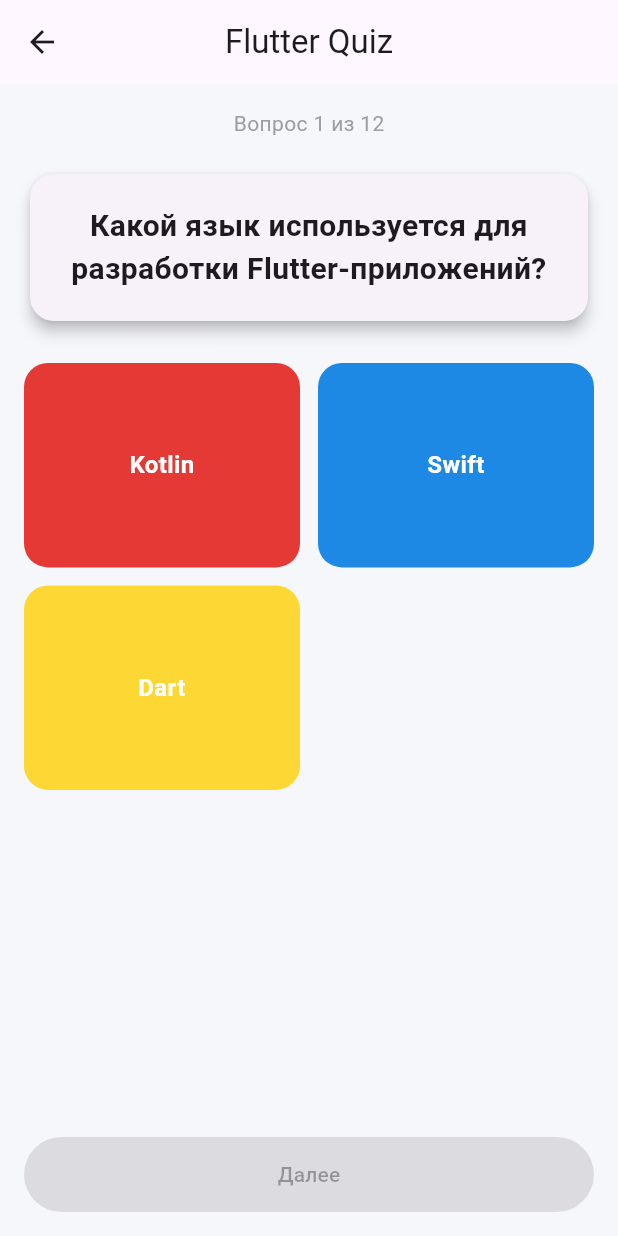
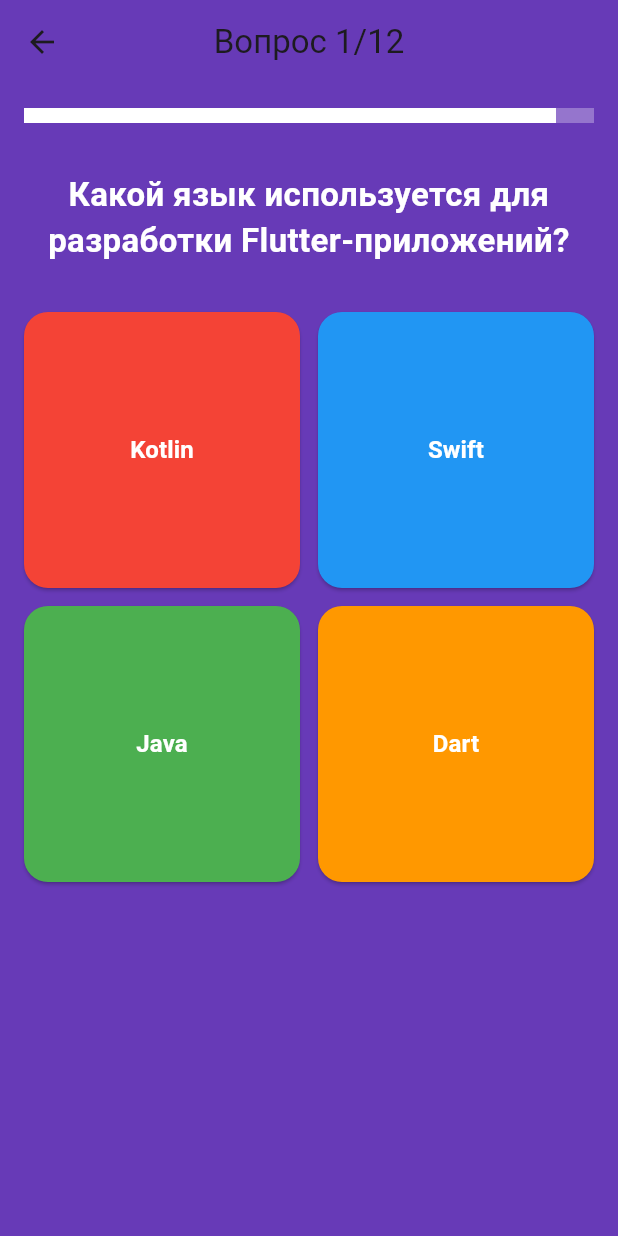
Before and after one commit to Eveyrn/QuizzFinalExam, a Flutter app: the QuizScreen screen opened directly, on a phone screen of 412 x 824 dp. Run offline on Flutter 3.47's test engine with Material 3 defaults, Android fonts, the phone set to English and light mode, and no system bars.

Commit message:
ALMOST DONE

```diff
--- /dev/null
+++ b/lib/models/quiz_history_item.dart
@@ -0,0 +1,22 @@
+class QuizHistoryItem {
+  final int correct;
+  final int total;
+  final DateTime date;
+
+  QuizHistoryItem({
+    required this.correct,
+    required this.total,
+    required this.date,
+  });
+
+  int get percentage {
+    if (total == 0) return 0;
+    return ((correct / total) * 100).round();
+  }
+
+  String get resultText {
+    if (percentage < 50) return 'Нужно подтянуть знания';
+    if (percentage < 80) return 'Хороший результат';
+    return 'Отлично!';
+  }
+}
--- a/lib/ui/screens/quiz_screen.dart
+++ b/lib/ui/screens/quiz_screen.dart
@@ -1,108 +1,125 @@
 import 'package:flutter/material.dart';
 import 'package:provider/provider.dart';
+
 import '../../viewmodels/quiz_viewmodel.dart';
+import '../../viewmodels/home_viewmodel.dart';
 import 'result_screen.dart';
 
 class QuizScreen extends StatelessWidget {
   const QuizScreen({super.key});
 
-  static const List<Color> answerColors = [
-    Color(0xFFE53935),
-    Color(0xFF1E88E5),
-    Color(0xFFFDD835),
-    Color(0xFF43A047),
-  ];
-
   @override
   Widget build(BuildContext context) {
-    return Consumer<QuizViewModel>(
-      builder: (context, vm, _) {
+    final vm = context.watch<QuizViewModel>();
+
     if (vm.isLoading) {
       return const Scaffold(
         body: Center(child: CircularProgressIndicator()),
       );
     }
 
-        /// ✅ ВАЖНО: если тест окончен — показываем результат
     if (vm.isFinished) {
-          return ResultScreen(viewModel: vm);
+      // СОХРАНЕНИЕ ИСТОРИИ ЗДЕСЬ — 100%
+      WidgetsBinding.instance.addPostFrameCallback((_) {
+        context.read<HomeViewModel>().addResult(
+          correct: vm.correct,
+          total: vm.total,
+          score: vm.score,
+        );
+      });
+
+      return ResultScreen(
+        correct: vm.correct,
+        total: vm.total,
+        score: vm.score,
+      );
     }
 
-        final question = vm.currentQuestion;
+    final q = vm.currentQuestion;
 
     return Scaffold(
-          backgroundColor: const Color(0xFFF6F7FB),
+      backgroundColor: Colors.deepPurple,
       appBar: AppBar(
+        backgroundColor: Colors.deepPurple,
+        elevation: 0,
+        title: Text('Вопрос ${vm.currentIndex + 1}/${vm.total}'),
         centerTitle: true,
-            title: const Text('Flutter Quiz'),
       ),
-          body: Padding(
+      body: Column(
+        children: [
+          // TIMER
+          Padding(
             padding: const EdgeInsets.all(16),
-            child: Column(
-              children: [
-                Text(
-                  'Вопрос ${vm.currentIndex + 1} из ${vm.total}',
-                  style: const TextStyle(color: Colors.grey),
+            child: LinearProgressIndicator(
+              value:
+              vm.secondsLeft / QuizViewModel.questionDuration,
+              minHeight: 10,
+              backgroundColor: Colors.deepPurple.shade300,
+              color: Colors.white,
             ),
-                const SizedBox(height: 20),
+          ),
 
-                Card(
-                  elevation: 4,
-                  shape: RoundedRectangleBorder(
-                    borderRadius: BorderRadius.circular(16),
-                  ),
-                  child: Padding(
-                    padding: const EdgeInsets.all(20),
+          Padding(
+            padding: const EdgeInsets.all(16),
             child: Text(
-                      question.question,
+              q.question,
               textAlign: TextAlign.center,
               style: const TextStyle(
-                        fontSize: 20,
-                        fontWeight: FontWeight.w600,
-                      ),
+                color: Colors.white,
+                fontSize: 22,
+                fontWeight: FontWeight.bold,
               ),
             ),
           ),
 
-                const SizedBox(height: 24),
-
           Expanded(
             child: GridView.builder(
-                    itemCount: question.answers.length,
+              padding: const EdgeInsets.all(16),
               gridDelegate:
               const SliverGridDelegateWithFixedCrossAxisCount(
                 crossAxisCount: 2,
                 mainAxisSpacing: 12,
                 crossAxisSpacing: 12,
-                      childAspectRatio: 1.35,
               ),
-                    itemBuilder: (context, index) {
-                      final isSelected = vm.selectedIndex == index;
+              itemCount: q.answers.length,
+              itemBuilder: (_, i) {
+                final a = q.answers[i];
+                final selected = vm.selectedIndex == i;
 
-                      return GestureDetector(
-                        onTap: () => vm.selectAnswer(index),
-                        child: AnimatedContainer(
-                          duration: const Duration(milliseconds: 200),
-                          decoration: BoxDecoration(
-                            color: answerColors[index],
+                Color color = [
+                  Colors.red,
+                  Colors.blue,
+                  Colors.green,
+                  Colors.orange
+                ][i % 4];
+
+                if (vm.hasSelected) {
+                  if (a.isCorrect) {
+                    color = Colors.green;
+                  } else if (selected) {
+                    color = Colors.red.shade900;
+                  } else {
+                    color = Colors.grey.shade700;
+                  }
+                }
+
+                return ElevatedButton(
+                  style: ElevatedButton.styleFrom(
+                    backgroundColor: color,
+                    shape: RoundedRectangleBorder(
                       borderRadius: BorderRadius.circular(16),
-                            border: isSelected
-                                ? Border.all(color: Colors.black, width: 3)
-                                : null,
                     ),
-                          child: Center(
-                            child: Padding(
-                              padding: const EdgeInsets.all(12),
+                  ),
+                  onPressed: vm.hasSelected
+                      ? null
+                      : () => vm.selectAnswer(i),
                   child: Text(
-                                question.answers[index].text,
+                    a.text,
                     textAlign: TextAlign.center,
                     style: const TextStyle(
-                                  color: Colors.white,
                       fontSize: 16,
                       fontWeight: FontWeight.bold,
-                                ),
-                              ),
-                            ),
+                      color: Colors.white,
                     ),
                   ),
                 );
@@ -110,20 +127,20 @@ class QuizScreen extends StatelessWidget {
             ),
           ),
 
-                SizedBox(
+          if (vm.hasSelected)
+            Padding(
+              padding: const EdgeInsets.all(16),
+              child: SizedBox(
                 width: double.infinity,
-                  height: 50,
+                height: 56,
                 child: ElevatedButton(
-                    onPressed:
-                    vm.hasSelected ? () => vm.nextQuestion() : null,
+                  onPressed: vm.nextQuestion,
                   child: const Text('Далее'),
+                ),
               ),
             ),
         ],
       ),
-          ),
-        );
-      },
     );
   }
 }
--- a/lib/viewmodels/home_viewmodel.dart
+++ b/lib/viewmodels/home_viewmodel.dart
@@ -1,14 +1,43 @@
 import 'package:flutter/material.dart';
 
+class QuizHistoryItem {
+  final DateTime date;
+  final int correct;
+  final int total;
+  final int score;
+
+  QuizHistoryItem({
+    required this.date,
+    required this.correct,
+    required this.total,
+    required this.score,
+  });
+
+  int get percent {
+    if (total == 0) return 0;
+    return ((correct / total) * 100).round();
+  }
+}
+
 class HomeViewModel extends ChangeNotifier {
-  String? _selectedTopic;
+  final List<QuizHistoryItem> _history = [];
 
-  String? get selectedTopic => _selectedTopic;
+  List<QuizHistoryItem> get history => List.unmodifiable(_history);
 
-  void selectTopic(String? topic) {
-    _selectedTopic = topic;
+  void addResult({
+    required int correct,
+    required int total,
+    required int score,
+  }) {
+    _history.insert(
+      0,
+      QuizHistoryItem(
+        date: DateTime.now(),
+        correct: correct,
+        total: total,
+        score: score,
+      ),
+    );
     notifyListeners();
   }
-
-  bool get canStartQuiz => _selectedTopic != null;
 }
--- a/lib/viewmodels/quiz_viewmodel.dart
+++ b/lib/viewmodels/quiz_viewmodel.dart
@@ -4,53 +4,46 @@ import '../data/question_repository.dart';
 import '../models/question.dart';
 
 class QuizViewModel extends ChangeNotifier {
-  final QuestionRepository _repository;
+  final QuestionRepository repository;
 
-  QuizViewModel(this._repository);
+  QuizViewModel(this.repository);
+
+  static const int questionDuration = 15;
 
   List<Question> _questions = [];
+  int _currentIndex = 0;
+  int _correct = 0;
+  int _score = 0;
+  int? _selectedIndex;
+
+  int _secondsLeft = questionDuration;
+  Timer? _timer;
+
   bool _isLoading = true;
 
-  int _currentIndex = 0;
-  int _correctAnswers = 0;
-  int _score = 0;
-  int? _selectedAnswer;
-
-  // ⏱ TIMER
-  final int questionDuration = 15;
-  int _remainingSeconds = 15;
-  Timer? _timer;
-
-  // ─── GETTERS ───────────────────────────────
+  // GETTERS
   bool get isLoading => _isLoading;
   int get currentIndex => _currentIndex;
-
   int get total => _questions.length;
-  int get totalQuestions => total;
-
-  int get correctAnswers => _correctAnswers;
+  int get correct => _correct;
   int get score => _score;
-
-  int? get selectedIndex => _selectedAnswer;
-  int? get selectedAnswer => selectedIndex;
-
-  int get remainingSeconds => _remainingSeconds;
-  bool get hasSelected => _selectedAnswer != null;
+  int get secondsLeft => _secondsLeft;
+  int? get selectedIndex => _selectedIndex;
+  bool get hasSelected => _selectedIndex != null;
+  bool get isFinished => _currentIndex >= _questions.length;
 
   Question get currentQuestion => _questions[_currentIndex];
-  bool get isFinished => _currentIndex >= _questions.length;
 
-  // ─── LOAD ─────────────────────────────────
+  // LOAD
   Future<void> loadQuiz() async {
     _isLoading = true;
     notifyListeners();
 
-    _questions = await _repository.loadQuestions();
-
+    _questions = await repository.loadQuestions();
     _currentIndex = 0;
-    _correctAnswers = 0;
+    _correct = 0;
     _score = 0;
-    _selectedAnswer = null;
+    _selectedIndex = null;
 
     _startTimer();
 
@@ -58,15 +51,15 @@ class QuizViewModel extends ChangeNotifier {
     notifyListeners();
   }
 
-  // ─── TIMER ────────────────────────────────
+  // TIMER — НЕ ОСТАНАВЛИВАЕТСЯ ПРИ ВЫБОРЕ
   void _startTimer() {
     _timer?.cancel();
-    _remainingSeconds = questionDuration;
+    _secondsLeft = questionDuration;
 
     _timer = Timer.periodic(const Duration(seconds: 1), (timer) {
-      _remainingSeconds--;
+      _secondsLeft--;
 
-      if (_remainingSeconds <= 0) {
+      if (_secondsLeft <= 0) {
         timer.cancel();
         nextQuestion();
       }
@@ -75,31 +68,27 @@ class QuizViewModel extends ChangeNotifier {
     });
   }
 
-  // ─── ANSWER ───────────────────────────────
+  // ANSWER — БЕЗ timer.cancel()
   void selectAnswer(int index) {
-    if (_selectedAnswer != null) return;
+    if (_selectedIndex != null) return;
 
-    _selectedAnswer = index;
-    _timer?.cancel();
+    _selectedIndex = index;
 
-    final isCorrect =
-        _questions[_currentIndex].answers[index].isCorrect;
-
-    if (isCorrect) {
-      _correctAnswers++;
-      _score += _remainingSeconds * 10; // 💯 Kahoot-style
+    if (currentQuestion.answers[index].isCorrect) {
+      _correct++;
+      _score += _secondsLeft * 10;
     }
 
     notifyListeners();
   }
 
-  // ─── NEXT ─────────────────────────────────
+  // NEXT
   void nextQuestion() {
     _timer?.cancel();
 
     if (_currentIndex < _questions.length - 1) {
       _currentIndex++;
-      _selectedAnswer = null;
+      _selectedIndex = null;
       _startTimer();
     } else {
       _currentIndex++;
```
Also changed, not shown: assets/questions.json (+23 -11 lines), lib/main.dart (+13 -12 lines), lib/ui/screens/home_screen.dart (+152 -16 lines), lib/ui/screens/result_screen.dart (+17 -29 lines), lib/viewmodels/result_viewmodel.dart (+85 -11 lines), lib/data/question_repository.dart (line endings or trailing spaces), lib/models/answer_option.dart (line endings or trailing spaces), lib/models/question.dart (line endings or trailing spaces). Lines whose indentation alone changed are shown as unchanged.
